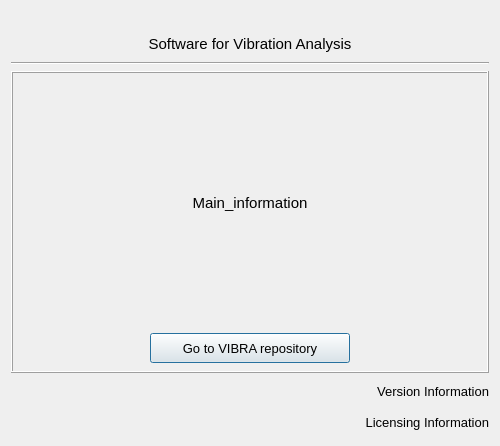
MOPT-UFSC/VIBRA, file vibra/interface/data/ui_files/menu/about_vibra.ui: the form before one commit.
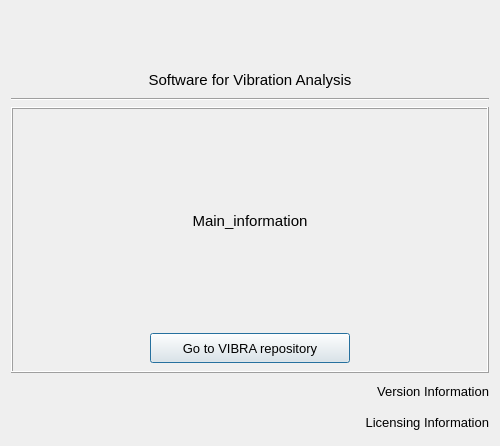
The form after the commit. Icons and pictures are not drawn.

Commit message: Fix vibra logo label minimum size

Diff of the .ui file:
```diff
--- a/vibra/interface/data/ui_files/menu/about_vibra.ui
+++ b/vibra/interface/data/ui_files/menu/about_vibra.ui
@@ -249,6 +249,12 @@
    </item>
    <item row="0" column="0" colspan="3">
     <widget class="QLabel" name="logo_label">
+     <property name="minimumSize">
+      <size>
+       <width>0</width>
+       <height>50</height>
+      </size>
+     </property>
      <property name="maximumSize">
       <size>
        <width>16777215</width>
```
The commit also changes 1 other file.
